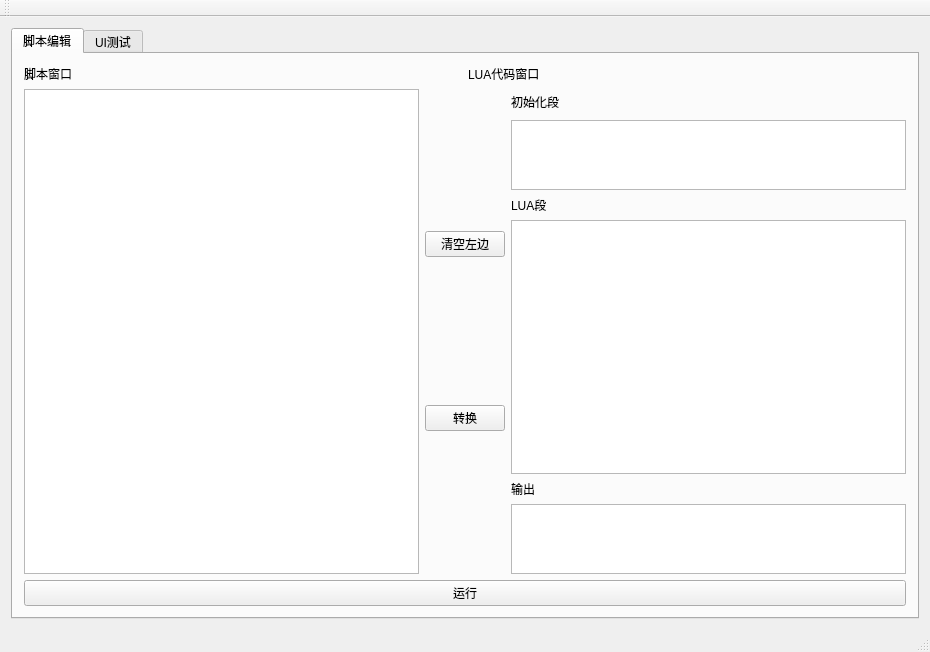
Qt form SubSystem/ScriptEditor/scripteditor.ui (weimingtom/fdux-slg-game) before a commit.
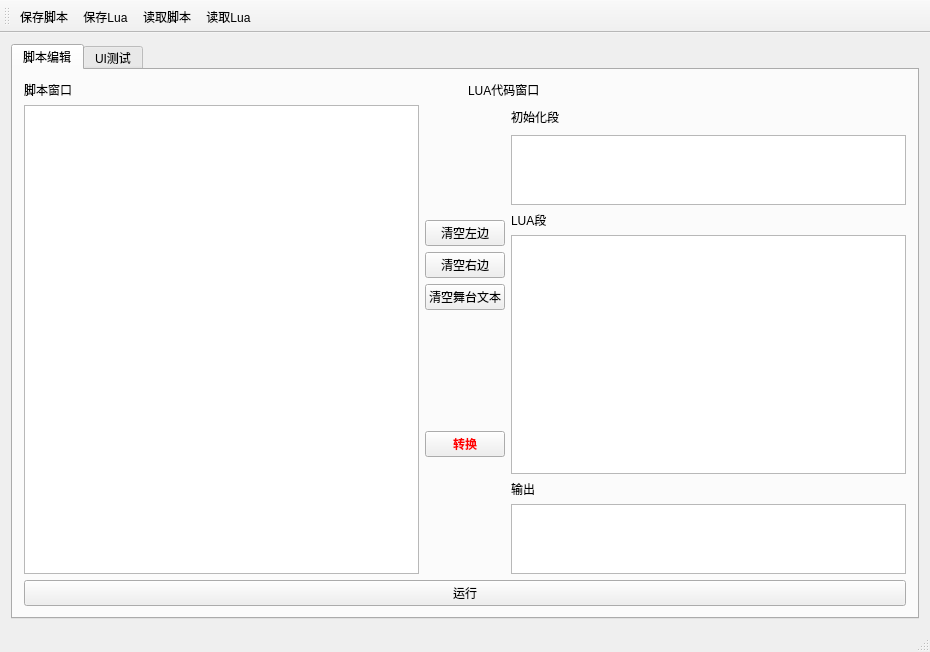
The same form after that commit.

Commit message: +更新剧情编辑器

Patch:
```diff
--- a/SubSystem/ScriptEditor/scripteditor.ui
+++ b/SubSystem/ScriptEditor/scripteditor.ui
@@ -50,15 +50,81 @@
           </item>
           <item>
            <layout class="QVBoxLayout" name="verticalLayout_4">
+            <property name="spacing">
+             <number>6</number>
+            </property>
             <item>
-             <widget class="QPushButton" name="ClearButton">
-              <property name="text">
-               <string>清空左边</string>
-              </property>
-             </widget>
+             <layout class="QVBoxLayout" name="verticalLayout_5">
+              <item>
+               <widget class="QPushButton" name="ClearButton">
+                <property name="text">
+                 <string>清空左边</string>
+                </property>
+               </widget>
+              </item>
+              <item>
+               <widget class="QPushButton" name="ClearRightButton">
+                <property name="text">
+                 <string>清空右边</string>
+                </property>
+               </widget>
+              </item>
+              <item>
+               <widget class="QPushButton" name="ClearSreenButton">
+                <property name="text">
+                 <string>清空舞台文本</string>
+                </property>
+               </widget>
+              </item>
+             </layout>
             </item>
             <item>
              <widget class="QPushButton" name="ParseButton">
+              <property name="palette">
+               <palette>
+                <active>
+                 <colorrole role="ButtonText">
+                  <brush brushstyle="SolidPattern">
+                   <color alpha="255">
+                    <red>255</red>
+                    <green>0</green>
+                    <blue>0</blue>
+                   </color>
+                  </brush>
+                 </colorrole>
+                </active>
+                <inactive>
+                 <colorrole role="ButtonText">
+                  <brush brushstyle="SolidPattern">
+                   <color alpha="255">
+                    <red>255</red>
+                    <green>0</green>
+                    <blue>0</blue>
+                   </color>
+                  </brush>
+                 </colorrole>
+                </inactive>
+                <disabled>
+                 <colorrole role="ButtonText">
+                  <brush brushstyle="SolidPattern">
+                   <color alpha="255">
+                    <red>120</red>
+                    <green>120</green>
+                    <blue>120</blue>
+                   </color>
+                  </brush>
+                 </colorrole>
+                </disabled>
+               </palette>
+              </property>
+              <property name="font">
+               <font>
+                <family>宋体</family>
+                <pointsize>9</pointsize>
+                <weight>75</weight>
+                <bold>true</bold>
+               </font>
+              </property>
               <property name="text">
                <string>转换</string>
               </property>
@@ -474,8 +540,32 @@
    <attribute name="toolBarBreak">
     <bool>false</bool>
    </attribute>
+   <addaction name="actionSaveScript"/>
+   <addaction name="actionSaveLua"/>
+   <addaction name="actionLoadScript"/>
+   <addaction name="actionLoadLua"/>
   </widget>
   <widget class="QStatusBar" name="statusBar"/>
+  <action name="actionSaveScript">
+   <property name="text">
+    <string>保存脚本</string>
+   </property>
+  </action>
+  <action name="actionSaveLua">
+   <property name="text">
+    <string>保存Lua</string>
+   </property>
+  </action>
+  <action name="actionLoadScript">
+   <property name="text">
+    <string>读取脚本</string>
+   </property>
+  </action>
+  <action name="actionLoadLua">
+   <property name="text">
+    <string>读取Lua</string>
+   </property>
+  </action>
  </widget>
  <layoutdefault spacing="6" margin="11"/>
  <resources>
```
The commit also changes 2 other files.
